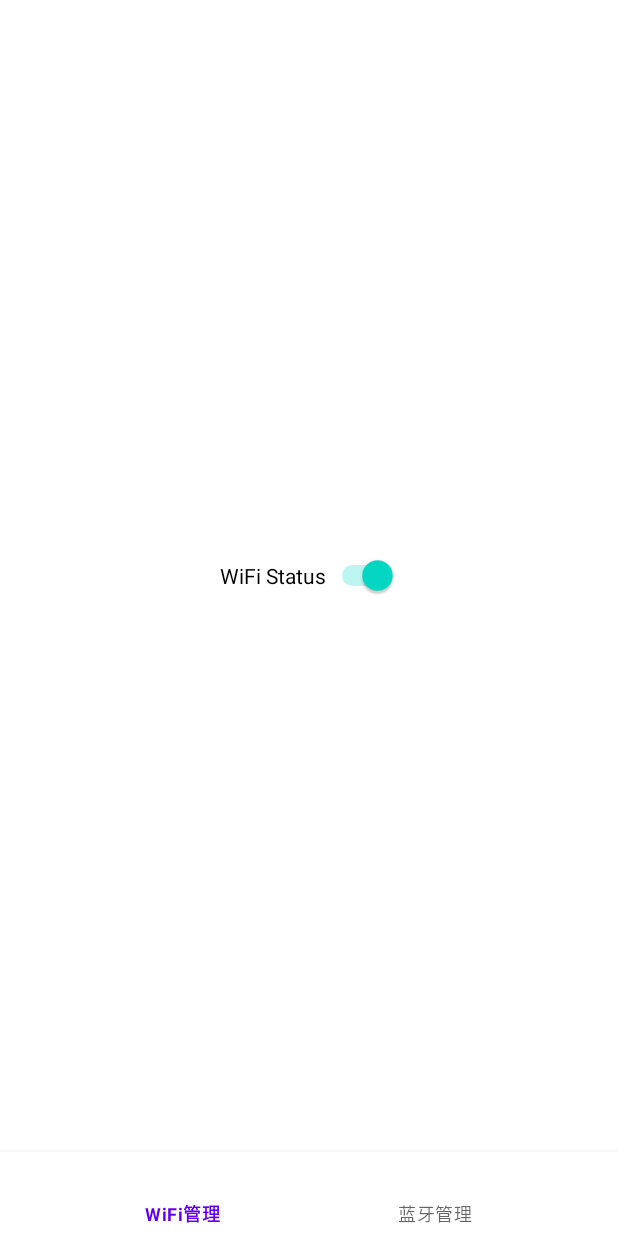
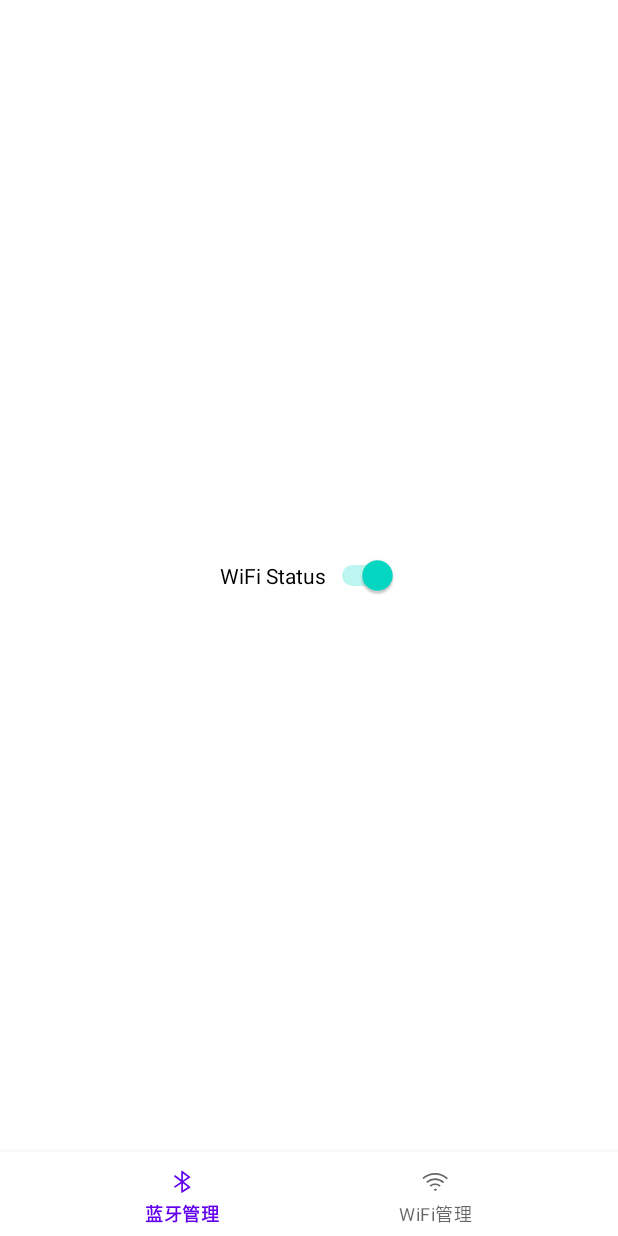
Before and after one commit to scp504677840/ExcellentWiFi, an Android app: the screen it shows after launch (MainActivity), on a phone screen of 412 x 824 dp. Run offline under Robolectric (Android 15) with nearby library versions, the phone set to English and light mode, and no system bars; 1 statement that could not run was skipped.

Commit message:
opt(App): 新增底部按钮图标
1.新增蓝牙图标。
2.新增WiFi图标。

PCode: main

```diff
--- a/app/src/main/java/com/gorhaf/excellentwifi/MainActivity.kt
+++ b/app/src/main/java/com/gorhaf/excellentwifi/MainActivity.kt
@@ -17,13 +17,13 @@ class MainActivity : AppCompatActivity() {
 
         // Load the default fragment
         loadFragment(WifiFragment())
-        binding.bottomNavigation.selectedItemId = R.id.nav_wifi
+        binding.bottomNavigation.selectedItemId = R.id.nav_bluetooth
 
         binding.bottomNavigation.setOnItemSelectedListener { item ->
             val selectedFragment: Fragment = when (item.itemId) {
+                R.id.nav_bluetooth -> BluetoothFragment()
                 R.id.nav_wifi -> WifiFragment()
-                R.id.nav_bluetooth -> BluetoothFragment()
-                else -> WifiFragment()
+                else -> BluetoothFragment()
             }
             loadFragment(selectedFragment)
             true
--- /dev/null
+++ b/app/src/main/res/drawable/ic_bt.xml
@@ -0,0 +1,9 @@
+<vector xmlns:android="http://schemas.android.com/apk/res/android"
+    android:width="64dp"
+    android:height="64dp"
+    android:viewportWidth="1024"
+    android:viewportHeight="1024">
+  <path
+      android:pathData="M538.6,745l139.4,-88.4 -139.1,-107.7 -0.2,196.1zM677.9,372.7l-138.8,-101.4 -0.2,195 139,-93.6zM291.5,337l10,-12.5a16,16 0,0 1,22.3 -2.7l166.8,129.1 0.3,-242.9a16,16 0,0 1,25.4 -12.9l226.7,165.7a16,16 0,0 1,-0.5 26.2l-178.8,120.4 179.7,139.1a16,16 0,0 1,-1.2 26.2l-227.4,144.3a16,16 0,0 1,-24.6 -13.5l0.3,-246.7 -167.4,112.7a16,16 0,0 1,-22.1 -4.2l-9.1,-13.1a16,16 0,0 1,4.2 -22.4l185.7,-125 -187.6,-145.2a16,16 0,0 1,-2.7 -22.6z"
+      android:fillColor="#000000"/>
+</vector>
--- /dev/null
+++ b/app/src/main/res/drawable/ic_wifi.xml
@@ -0,0 +1,9 @@
+<vector xmlns:android="http://schemas.android.com/apk/res/android"
+    android:width="64dp"
+    android:height="64dp"
+    android:viewportWidth="1024"
+    android:viewportHeight="1024">
+  <path
+      android:pathData="M475.3,721.1a75.3,75.3 0,0 1,93.4 -1c1.4,1.1 2.4,5.1 1.9,5.7a10133.9,10133.9 0,0 1,-43.3 44.3l-0.1,0.1a6.4,6.4 0,0 1,-9.1 -0.1,18021 18021,0 0,0 -43.9,-44.8c-0.4,-0.4 0.2,-3.3 1.1,-4.1zM370.4,600c40.1,-30.1 90,-48 144,-48 56.5,0 108.4,19.5 149.4,52.1a13.5,13.5 0,0 1,1.3 19.9l-14.1,14.5a14.5,14.5 0,0 1,-19.3 1.4A191.2,191.2 0,0 0,514.4 600a191.1,191.1 0,0 0,-113 36.8,16 16,0 0,1 -21.1,-1.9l-11.8,-12.5a15.1,15.1 0,0 1,1.9 -22.4zM270.9,495A382.4,382.4 0,0 1,514.4 408c96.3,0 184.4,35.5 251.8,94a11.9,11.9 0,0 1,0.7 17.3l-16.5,17a12.5,12.5 0,0 1,-17.1 0.8,334.7 334.7,0 0,0 -218.9,-81.1 334.6,334.6 0,0 0,-211.8 75.1,16 16,0 0,1 -21.7,-1.4l-11.4,-12.1a15.5,15.5 0,0 1,1.4 -22.6zM164.8,385.7A533.9,533.9 0,0 1,514.4 256a534,534 0,0 1,355.5 134.8,15 15,0 0,1 0.8,21.7l-11.9,12.2a16,16 0,0 1,-22.1 0.8A486.1,486.1 0,0 0,514.4 304a486.1,486.1 0,0 0,-316.9 116.9,14.9 14.9,0 0,1 -20.5,-1.1l-13.2,-14a13.9,13.9 0,0 1,1 -20.1z"
+      android:fillColor="#000000"/>
+</vector>
--- a/app/src/main/res/layout/activity_main.xml
+++ b/app/src/main/res/layout/activity_main.xml
@@ -10,18 +10,18 @@
         android:id="@+id/fragment_container"
         android:layout_width="0dp"
         android:layout_height="0dp"
-        app:layout_constraintTop_toTopOf="parent"
         app:layout_constraintBottom_toTopOf="@id/bottom_navigation"
+        app:layout_constraintEnd_toEndOf="parent"
         app:layout_constraintStart_toStartOf="parent"
-        app:layout_constraintEnd_toEndOf="parent" />
+        app:layout_constraintTop_toTopOf="parent" />
 
     <com.google.android.material.bottomnavigation.BottomNavigationView
         android:id="@+id/bottom_navigation"
         android:layout_width="0dp"
         android:layout_height="wrap_content"
         app:layout_constraintBottom_toBottomOf="parent"
+        app:layout_constraintEnd_toEndOf="parent"
         app:layout_constraintStart_toStartOf="parent"
-        app:layout_constraintEnd_toEndOf="parent"
         app:menu="@menu/bottom_nav_menu" />
 
 </androidx.constraintlayout.widget.ConstraintLayout>
--- a/app/src/main/res/menu/bottom_nav_menu.xml
+++ b/app/src/main/res/menu/bottom_nav_menu.xml
@@ -2,11 +2,13 @@
 <menu xmlns:android="http://schemas.android.com/apk/res/android">
 
     <item
+        android:id="@+id/nav_bluetooth"
+        android:icon="@drawable/ic_bt"
+        android:title="@string/tab_bluetooth" />
+
+    <item
         android:id="@+id/nav_wifi"
+        android:icon="@drawable/ic_wifi"
         android:title="@string/tab_wifi" />
 
-    <item
-        android:id="@+id/nav_bluetooth"
-        android:title="@string/tab_bluetooth" />
-
 </menu>
```
